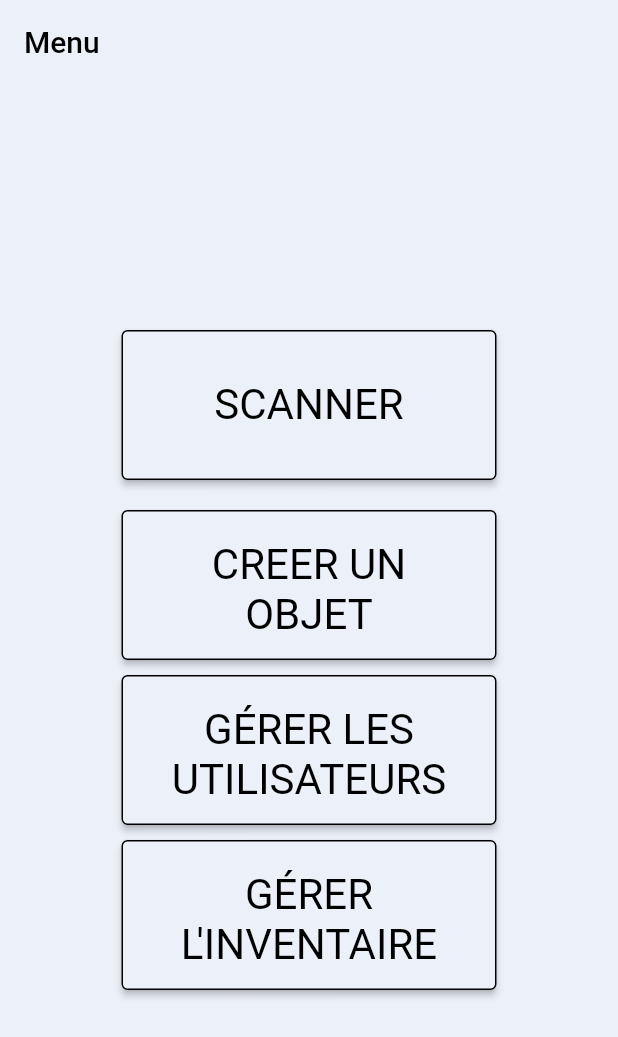
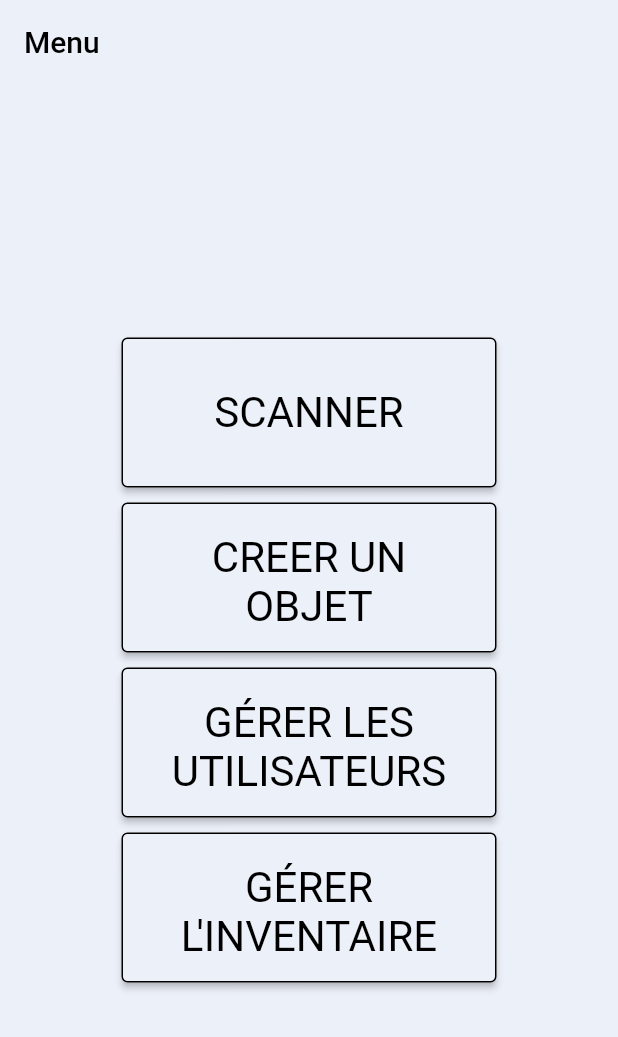
Before and after one commit to khrid/HES_646-2_Projects_GRIMM_Scanner, a Flutter app: the screen it shows after launch, on a phone screen of 412 x 824 dp. Shown: the top 1037 px of the screen. Run offline on Flutter 3.47's test engine with Material 2 defaults, Android fonts, the phone set to English and light mode, and no system bars; our stand-ins replace cloud_firestore, firebase_auth, firebase_core, qr_flutter; missing offline and left inert: flutter_barcode_scanner; accounts and stored records are empty.

Commit message:
Little bug fix

```diff
--- a/lib/pages/home.dart
+++ b/lib/pages/home.dart
@@ -42,7 +42,7 @@ class _HomeState extends State<Home> {
                   children: <Widget>[
                     CustomHomeButton(title: "SCANNER", onPressed: scanQR),
                     const SizedBox(
-                      height: 20.0,
+                      height: 10.0,
                     ),
 
                     /*CustomHomeButton(title: "FAKE SCAN", onPressed: fakeScan),
```
